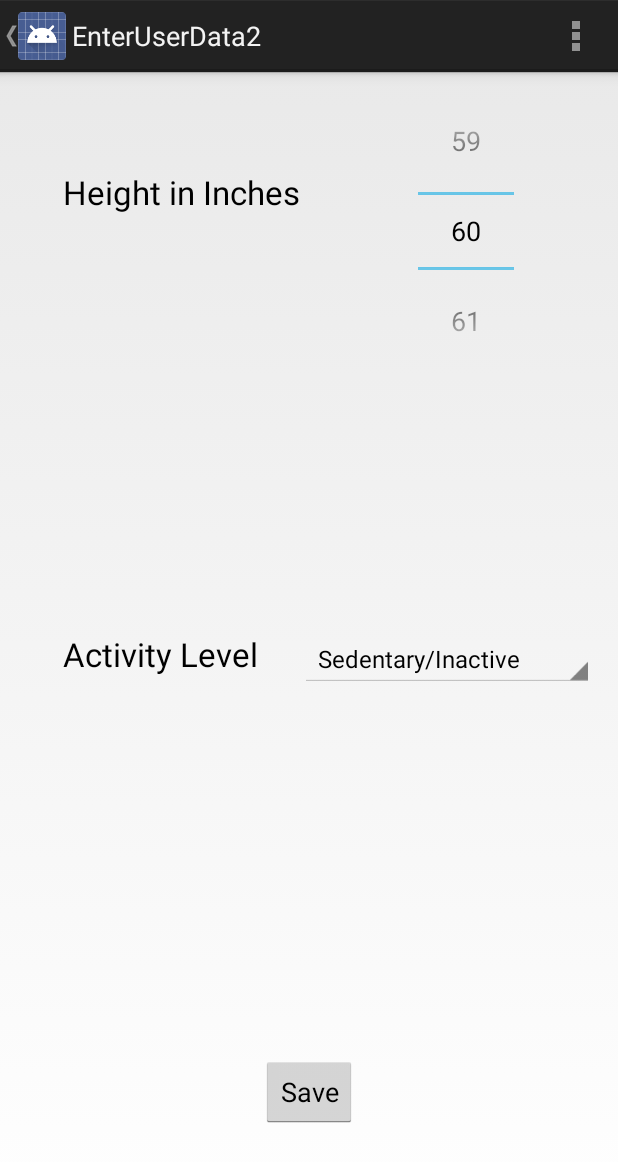
After one commit to xiaoqin2012/nutrition1, an Android app: the EnterUserData2 screen opened directly, with no data from a screen before it, on a phone screen of 412 x 824 dp. The commit adds this screen. Shown: the top 1162 px of the screen. Run offline under Robolectric (Android 15) with nearby library versions, the light colour scheme and no system bars.

Commit message:
Add activity level and height selection

```diff
--- a/NutritionTracker/NutritionTracker/app/src/main/java/net/tigerparents/nut/EnterUserData.java
+++ b/NutritionTracker/NutritionTracker/app/src/main/java/net/tigerparents/nut/EnterUserData.java
@@ -107,11 +107,10 @@ public class EnterUserData extends Activity {
     public void userSave(View view) {
         String name = _name.getText().toString();
         int year = _birthyear.getValue();
-        PersonProfile pp = new PersonProfile(name, year, _person_gender, _is_person_pregnant,
+        UIUtils.s_PP = new PersonProfile(name, year, _person_gender, _is_person_pregnant,
                 _is_person_lactating, _weight.getValue(), 64, 0);
-        pp.savePersonProfile();
         UIUtils.HideKeyboard(this, _name);
-        Intent intent = new Intent(this, StartScreen.class);
+        Intent intent = new Intent(this, EnterUserData2.class);
         startActivity(intent);
     }
 
--- /dev/null
+++ b/NutritionTracker/NutritionTracker/app/src/main/java/net/tigerparents/nut/EnterUserData2.java
@@ -0,0 +1,82 @@
+package net.tigerparents.nut;
+
+import android.app.Activity;
+import android.content.Intent;
+import android.os.Bundle;
+import android.view.Menu;
+import android.view.MenuItem;
+import android.view.View;
+import android.widget.AdapterView;
+import android.widget.ArrayAdapter;
+import android.widget.NumberPicker;
+import android.widget.Spinner;
+
+
+public class EnterUserData2 extends Activity implements AdapterView.OnItemSelectedListener {
+
+    NumberPicker _height_picker;
+    private int activity_level;
+
+    public void onItemSelected(AdapterView<?> parent, View view,
+                               int pos, long id) {
+        // An item was selected. You can retrieve the selected item using
+        // parent.getItemAtPosition(pos)
+        activity_level = pos;
+    }
+
+
+    public void onNothingSelected(AdapterView<?> parent) {
+        // do nothing
+    }
+
+    @Override
+    protected void onCreate(Bundle savedInstanceState) {
+        super.onCreate(savedInstanceState);
+        setContentView(R.layout.activity_enter_user_data2);
+        _height_picker = (NumberPicker) findViewById(R.id.heightPicker);
+        Spinner activitySpinner = (Spinner) findViewById(R.id.activity_spinner);
+        _height_picker.setMinValue(12);
+        _height_picker.setMaxValue(100);
+        _height_picker.setValue(60);
+        ArrayAdapter<CharSequence> adapter = ArrayAdapter.createFromResource(this,
+                R.array.activity_levels, android.R.layout.simple_spinner_item);
+        // Specify the layout to use when the list of choices appears
+        adapter.setDropDownViewResource(android.R.layout.simple_spinner_dropdown_item);
+        // Apply the adapter to the spinner
+        activitySpinner.setAdapter(adapter);
+        activitySpinner.setOnItemSelectedListener(this);
+    }
+
+
+    @Override
+    public boolean onCreateOptionsMenu(Menu menu) {
+
+        // Inflate the menu; this adds items to the action bar if it is present.
+        getMenuInflater().inflate(R.menu.enter_user_data2, menu);
+        return true;
+    }
+
+    @Override
+    public boolean onOptionsItemSelected(MenuItem item) {
+        // Handle action bar item clicks here. The action bar will
+        // automatically handle clicks on the Home/Up button, so long
+        // as you specify a parent activity in AndroidManifest.xml.
+        int id = item.getItemId();
+        if (id == R.id.action_settings) {
+            return true;
+        }
+        return super.onOptionsItemSelected(item);
+    }
+
+    public void onSave(View view) {
+        PersonProfile pp = UIUtils.s_PP;
+
+        pp.setHeight(_height_picker.getValue());
+        double activityMap[] = {0.0, 20.0, 40.0, 60.0, 80.0, 100.0};
+        pp.setWorkout(activityMap[activity_level]);
+        pp.savePersonProfile();
+        Intent intent = new Intent(this, StartScreen.class);
+        startActivity(intent);
+    }
+
+}
--- a/NutritionTracker/NutritionTracker/app/src/main/java/net/tigerparents/nut/UIUtils.java
+++ b/NutritionTracker/NutritionTracker/app/src/main/java/net/tigerparents/nut/UIUtils.java
@@ -20,6 +20,7 @@ import java.util.ArrayList;
  * Created by piaw on 4/15/2014.
  */
 public class UIUtils {
+    public static PersonProfile s_PP;
     private static ArrayList<String> s_foodNames;
 
     public static void showNutritionInfo(Activity activity, ListView listview,
--- a/NutritionTracker/NutritionTracker/app/src/main/res/layout/activity_enter_user_data.xml
+++ b/NutritionTracker/NutritionTracker/app/src/main/res/layout/activity_enter_user_data.xml
@@ -65,7 +65,7 @@
         android:layout_centerHorizontal="true"
         android:layout_marginBottom="55dp"
         android:onClick="userSave"
-        android:text="Save" />
+        android:text="Next" />
 
     <TextView
         android:id="@+id/textView2"
--- /dev/null
+++ b/NutritionTracker/NutritionTracker/app/src/main/res/layout/activity_enter_user_data2.xml
@@ -0,0 +1,59 @@
+<RelativeLayout xmlns:android="http://schemas.android.com/apk/res/android"
+    xmlns:tools="http://schemas.android.com/tools"
+    android:layout_width="match_parent"
+    android:layout_height="match_parent"
+    android:paddingBottom="@dimen/activity_vertical_margin"
+    android:paddingLeft="@dimen/activity_horizontal_margin"
+    android:paddingRight="@dimen/activity_horizontal_margin"
+    android:paddingTop="@dimen/activity_vertical_margin"
+    tools:context="net.tigerparents.nut.EnterUserData2">
+
+    <NumberPicker
+        android:id="@+id/heightPicker"
+        android:layout_width="wrap_content"
+        android:layout_height="wrap_content"
+        android:layout_alignParentEnd="true"
+        android:layout_alignParentRight="true"
+        android:layout_marginRight="53dp" />
+
+    <TextView
+        android:id="@+id/textView2"
+        android:layout_width="wrap_content"
+        android:layout_height="wrap_content"
+        android:layout_alignParentLeft="true"
+        android:layout_alignParentStart="true"
+        android:layout_alignParentTop="true"
+        android:layout_marginLeft="26dp"
+        android:layout_marginTop="49dp"
+        android:text="Height in Inches"
+        android:textAppearance="?android:attr/textAppearanceLarge" />
+
+    <TextView
+        android:id="@+id/textView"
+        android:layout_width="wrap_content"
+        android:layout_height="wrap_content"
+        android:layout_alignLeft="@+id/textView2"
+        android:layout_alignStart="@+id/textView2"
+        android:layout_centerVertical="true"
+        android:text="Activity Level"
+        android:textAppearance="?android:attr/textAppearanceLarge" />
+
+    <Spinner
+        android:id="@+id/activity_spinner"
+        android:layout_width="wrap_content"
+        android:layout_height="wrap_content"
+        android:layout_alignTop="@+id/textView"
+        android:layout_toRightOf="@+id/textView2"
+        android:spinnerMode="dialog" />
+
+    <Button
+        android:id="@+id/button"
+        android:layout_width="wrap_content"
+        android:layout_height="wrap_content"
+        android:layout_alignParentBottom="true"
+        android:layout_centerHorizontal="true"
+        android:layout_marginBottom="56dp"
+        android:onClick="onSave"
+        android:text="Save" />
+
+</RelativeLayout>
--- /dev/null
+++ b/NutritionTracker/NutritionTracker/app/src/main/res/menu/enter_user_data2.xml
@@ -0,0 +1,10 @@
+<menu xmlns:android="http://schemas.android.com/apk/res/android"
+    xmlns:tools="http://schemas.android.com/tools"
+    tools:context="net.tigerparents.nut.EnterUserData2">
+
+    <item
+        android:id="@+id/action_settings"
+        android:orderInCategory="100"
+        android:showAsAction="never"
+        android:title="@string/action_settings" />
+</menu>
--- a/NutritionTracker/NutritionTracker/app/src/main/res/values/strings.xml
+++ b/NutritionTracker/NutritionTracker/app/src/main/res/values/strings.xml
@@ -16,11 +16,21 @@
         <item>Monthly</item>
     </string-array>
 
+    <string-array name="activity_levels">
+        <item>Sedentary/Inactive</item>
+        <item>Light Activity</item>
+        <item>Weekend Athlete/Moderate Laborer</item>
+        <item>Active Every Day/Sporting</item>
+        <item>Intensely Active/Laborer</item>
+    </string-array>
+
+
     <string name="title_activity_export_dialog">export_dialog</string>
     <string name="title_activity_export_dialog_error">ExportDialogError</string>
     <string name="title_activity_shopping_entry">ShoppingEntry</string>
     <string name="title_activity_shopping_tracker">ShoppingTracker</string>
     <string name="title_activity_show_recent_entries">ShowRecentEntries</string>
     <string name="title_activity_recommended_food">RecommendedFood</string>
+    <string name="title_activity_enter_user_data2">EnterUserData2</string>
 
 </resources>
```
Also changed, not shown: NutritionTracker/NutritionTracker/app/src/main/AndroidManifest.xml (+8 -0 lines), NutritionTracker/NutritionTracker/app/src/main/java/net/tigerparents/nut/PersonProfile.java (+22 -6 lines), 2 other files.
